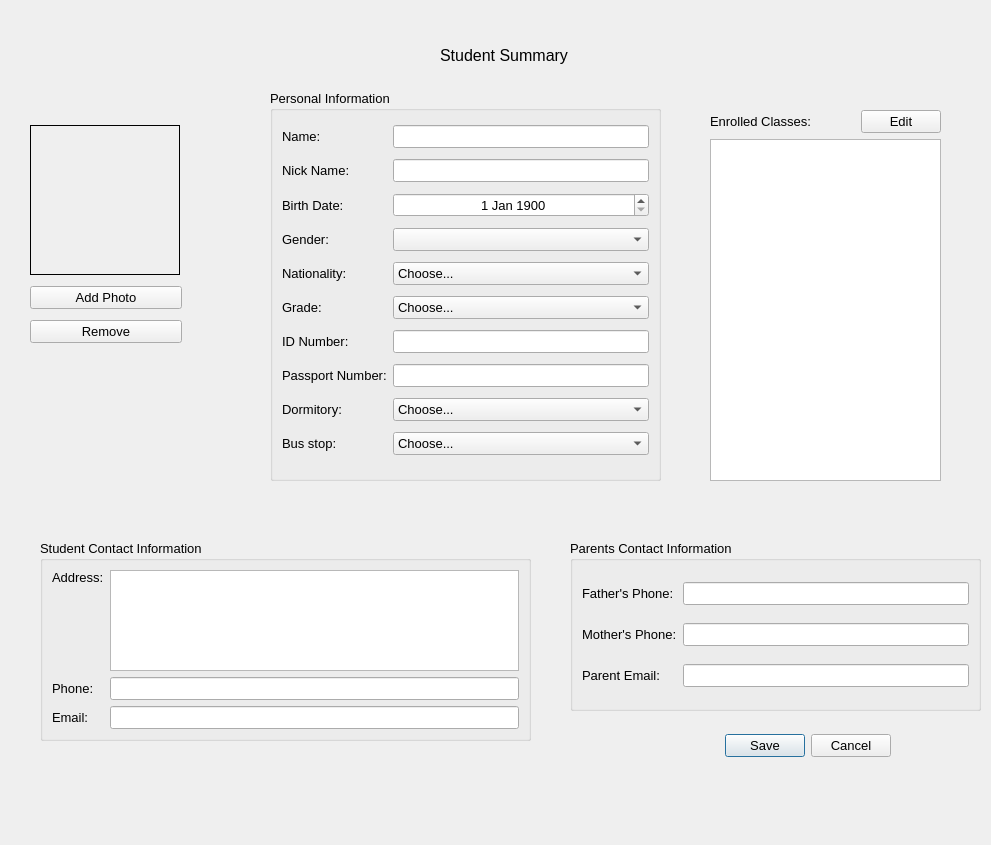
Above: editstudentdialog.ui from thenewcoder/school-administration-system before the change. Below: the same form after it.
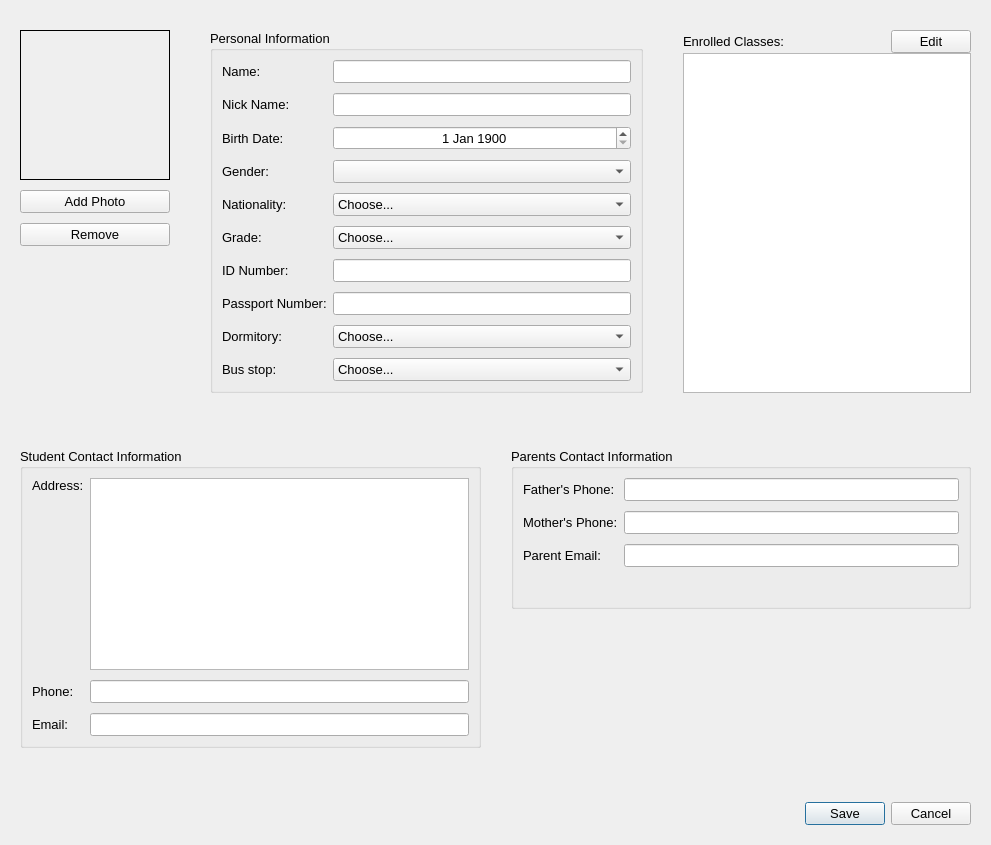
That is the form after the change. Icons and pictures are not drawn.

Commit message: Added layout constraints

Patch:
```diff
--- a/editstudentdialog.ui
+++ b/editstudentdialog.ui
@@ -18,80 +18,105 @@
   <property name="windowTitle">
    <string notr="true">Student Summary</string>
   </property>
-  <widget class="QDialogButtonBox" name="buttonBox">
-   <property name="geometry">
-    <rect>
-     <x>550</x>
-     <y>730</y>
-     <width>341</width>
-     <height>32</height>
-    </rect>
+  <layout class="QVBoxLayout" name="verticalLayout_4">
+   <property name="leftMargin">
+    <number>20</number>
    </property>
-   <property name="orientation">
-    <enum>Qt::Horizontal</enum>
+   <property name="topMargin">
+    <number>30</number>
    </property>
-   <property name="standardButtons">
-    <set>QDialogButtonBox::Cancel|QDialogButtonBox::Save</set>
+   <property name="rightMargin">
+    <number>20</number>
    </property>
-  </widget>
-  <widget class="QGroupBox" name="groupBox_3">
-   <property name="geometry">
-    <rect>
-     <x>570</x>
-     <y>540</y>
-     <width>411</width>
-     <height>171</height>
-    </rect>
+   <property name="bottomMargin">
+    <number>20</number>
    </property>
-   <property name="title">
-    <string>Parents Contact Information</string>
-   </property>
-   <layout class="QGridLayout" name="gridLayout">
+   <item>
+    <layout class="QGridLayout" name="gridLayout_5" columnstretch="1,3,2">
+     <property name="horizontalSpacing">
+      <number>40</number>
+     </property>
     <item row="0" column="0">
-     <widget class="QLabel" name="label_12">
+      <layout class="QVBoxLayout" name="verticalLayout_3">
+       <item>
+        <layout class="QVBoxLayout" name="verticalLayout_2">
+         <property name="spacing">
+          <number>10</number>
+         </property>
+         <item>
+          <widget class="QLabel" name="lblStudentPhoto">
+           <property name="sizePolicy">
+            <sizepolicy hsizetype="Fixed" vsizetype="Fixed">
+             <horstretch>0</horstretch>
+             <verstretch>0</verstretch>
+            </sizepolicy>
+           </property>
+           <property name="minimumSize">
+            <size>
+             <width>150</width>
+             <height>150</height>
+            </size>
+           </property>
+           <property name="maximumSize">
+            <size>
+             <width>150</width>
+             <height>150</height>
+            </size>
+           </property>
+           <property name="frameShape">
+            <enum>QFrame::Box</enum>
+           </property>
       <property name="text">
-       <string>Father's Phone:</string>
-      </property>
-     </widget>
+            <string/>
+           </property>
+           <property name="pixmap">
+            <pixmap resource="resources.qrc">:/images/user_profile.png</pixmap>
+           </property>
+           <property name="alignment">
+            <set>Qt::AlignCenter</set>
+           </property>
+          </widget>
+         </item>
+         <item>
+          <widget class="QPushButton" name="btnAddPhoto">
+           <property name="text">
+            <string>Add Photo</string>
+           </property>
+          </widget>
+         </item>
+         <item>
+          <widget class="QPushButton" name="btnRemove">
+           <property name="text">
+            <string>Remove</string>
+           </property>
+          </widget>
+         </item>
+        </layout>
+       </item>
+       <item>
+        <spacer name="verticalSpacer_2">
+         <property name="orientation">
+          <enum>Qt::Vertical</enum>
+         </property>
+         <property name="sizeHint" stdset="0">
+          <size>
+           <width>20</width>
+           <height>40</height>
+          </size>
+         </property>
+        </spacer>
+       </item>
+      </layout>
     </item>
     <item row="0" column="1">
-     <widget class="QLineEdit" name="leFathersPhone"/>
-    </item>
-    <item row="1" column="0">
-     <widget class="QLabel" name="label_13">
-      <property name="text">
-       <string>Mother's Phone:</string>
-      </property>
-     </widget>
-    </item>
-    <item row="1" column="1">
-     <widget class="QLineEdit" name="leMothersPhone"/>
-    </item>
-    <item row="2" column="0">
-     <widget class="QLabel" name="label_14">
-      <property name="text">
-       <string>Parent Email:</string>
-      </property>
-     </widget>
-    </item>
-    <item row="2" column="1">
-     <widget class="QLineEdit" name="leParentEmail"/>
-    </item>
-   </layout>
-  </widget>
   <widget class="QGroupBox" name="groupBox">
-   <property name="geometry">
-    <rect>
-     <x>270</x>
-     <y>90</y>
-     <width>391</width>
-     <height>391</height>
-    </rect>
-   </property>
    <property name="title">
     <string>Personal Information</string>
    </property>
    <layout class="QGridLayout" name="gridLayout_3">
+        <property name="verticalSpacing">
+         <number>10</number>
+        </property>
     <item row="7" column="0">
      <widget class="QLabel" name="label_8">
       <property name="text">
@@ -232,138 +257,8 @@
     </item>
    </layout>
   </widget>
-  <widget class="QGroupBox" name="groupBox_2">
-   <property name="geometry">
-    <rect>
-     <x>40</x>
-     <y>540</y>
-     <width>491</width>
-     <height>201</height>
-    </rect>
-   </property>
-   <property name="title">
-    <string>Student Contact Information</string>
-   </property>
-   <layout class="QGridLayout" name="gridLayout_2">
-    <item row="0" column="0" alignment="Qt::AlignTop">
-     <widget class="QLabel" name="label_9">
-      <property name="text">
-       <string>Address:</string>
-      </property>
-     </widget>
-    </item>
-    <item row="0" column="1">
-     <widget class="QPlainTextEdit" name="teAddress"/>
-    </item>
-    <item row="1" column="0">
-     <widget class="QLabel" name="label_10">
-      <property name="text">
-       <string>Phone:</string>
-      </property>
-     </widget>
-    </item>
-    <item row="1" column="1">
-     <widget class="QLineEdit" name="leStudentPhone"/>
-    </item>
-    <item row="2" column="0">
-     <widget class="QLabel" name="label_11">
-      <property name="text">
-       <string>Email:</string>
-      </property>
-     </widget>
-    </item>
-    <item row="2" column="1">
-     <widget class="QLineEdit" name="leStudentEmail"/>
-    </item>
-   </layout>
-  </widget>
-  <widget class="QLabel" name="label">
-   <property name="geometry">
-    <rect>
-     <x>440</x>
-     <y>20</y>
-     <width>171</width>
-     <height>71</height>
-    </rect>
-   </property>
-   <property name="font">
-    <font>
-     <pointsize>12</pointsize>
-    </font>
-   </property>
-   <property name="text">
-    <string>Student Summary</string>
-   </property>
-  </widget>
-  <widget class="QWidget" name="layoutWidget">
-   <property name="geometry">
-    <rect>
-     <x>30</x>
-     <y>120</y>
-     <width>152</width>
-     <height>231</height>
-    </rect>
-   </property>
-   <layout class="QVBoxLayout" name="verticalLayout_2">
-    <item>
-     <widget class="QLabel" name="lblStudentPhoto">
-      <property name="sizePolicy">
-       <sizepolicy hsizetype="Fixed" vsizetype="Fixed">
-        <horstretch>0</horstretch>
-        <verstretch>0</verstretch>
-       </sizepolicy>
-      </property>
-      <property name="minimumSize">
-       <size>
-        <width>150</width>
-        <height>150</height>
-       </size>
-      </property>
-      <property name="maximumSize">
-       <size>
-        <width>150</width>
-        <height>150</height>
-       </size>
-      </property>
-      <property name="frameShape">
-       <enum>QFrame::Box</enum>
-      </property>
-      <property name="text">
-       <string/>
-      </property>
-      <property name="pixmap">
-       <pixmap resource="resources.qrc">:/images/user_profile.png</pixmap>
-      </property>
-      <property name="alignment">
-       <set>Qt::AlignCenter</set>
-      </property>
-     </widget>
-    </item>
-    <item>
-     <widget class="QPushButton" name="btnAddPhoto">
-      <property name="text">
-       <string>Add Photo</string>
-      </property>
-     </widget>
-    </item>
-    <item>
-     <widget class="QPushButton" name="btnRemove">
-      <property name="text">
-       <string>Remove</string>
-      </property>
-     </widget>
-    </item>
-   </layout>
-  </widget>
-  <widget class="QWidget" name="layoutWidget">
-   <property name="geometry">
-    <rect>
-     <x>710</x>
-     <y>110</y>
-     <width>231</width>
-     <height>371</height>
-    </rect>
-   </property>
+     </item>
+     <item row="0" column="2">
    <layout class="QVBoxLayout" name="verticalLayout">
     <item>
      <layout class="QHBoxLayout" name="horizontalLayout">
@@ -415,7 +310,172 @@
      </widget>
     </item>
    </layout>
-  </widget>
+     </item>
+    </layout>
+   </item>
+   <item>
+    <spacer name="verticalSpacer_3">
+     <property name="orientation">
+      <enum>Qt::Vertical</enum>
+     </property>
+     <property name="sizeHint" stdset="0">
+      <size>
+       <width>20</width>
+       <height>25</height>
+      </size>
+     </property>
+    </spacer>
+   </item>
+   <item>
+    <layout class="QGridLayout" name="gridLayout_4" rowstretch="0,0">
+     <property name="sizeConstraint">
+      <enum>QLayout::SetDefaultConstraint</enum>
+     </property>
+     <property name="horizontalSpacing">
+      <number>30</number>
+     </property>
+     <item row="0" column="1">
+      <widget class="QGroupBox" name="groupBox_3">
+       <property name="title">
+        <string>Parents Contact Information</string>
+       </property>
+       <layout class="QGridLayout" name="gridLayout">
+        <property name="verticalSpacing">
+         <number>10</number>
+        </property>
+        <item row="0" column="0">
+         <widget class="QLabel" name="label_12">
+          <property name="text">
+           <string>Father's Phone:</string>
+          </property>
+         </widget>
+        </item>
+        <item row="2" column="1">
+         <widget class="QLineEdit" name="leParentEmail"/>
+        </item>
+        <item row="1" column="0">
+         <widget class="QLabel" name="label_13">
+          <property name="text">
+           <string>Mother's Phone:</string>
+          </property>
+         </widget>
+        </item>
+        <item row="1" column="1">
+         <widget class="QLineEdit" name="leMothersPhone"/>
+        </item>
+        <item row="2" column="0">
+         <widget class="QLabel" name="label_14">
+          <property name="text">
+           <string>Parent Email:</string>
+          </property>
+         </widget>
+        </item>
+        <item row="0" column="1">
+         <widget class="QLineEdit" name="leFathersPhone"/>
+        </item>
+        <item row="3" column="1">
+         <spacer name="verticalSpacer">
+          <property name="orientation">
+           <enum>Qt::Vertical</enum>
+          </property>
+          <property name="sizeType">
+           <enum>QSizePolicy::Preferred</enum>
+          </property>
+          <property name="sizeHint" stdset="0">
+           <size>
+            <width>20</width>
+            <height>30</height>
+           </size>
+          </property>
+         </spacer>
+        </item>
+       </layout>
+      </widget>
+     </item>
+     <item row="1" column="1">
+      <spacer name="verticalSpacer_4">
+       <property name="orientation">
+        <enum>Qt::Vertical</enum>
+       </property>
+       <property name="sizeType">
+        <enum>QSizePolicy::Preferred</enum>
+       </property>
+       <property name="sizeHint" stdset="0">
+        <size>
+         <width>20</width>
+         <height>40</height>
+        </size>
+       </property>
+      </spacer>
+     </item>
+     <item row="0" column="0" rowspan="2">
+      <widget class="QGroupBox" name="groupBox_2">
+       <property name="title">
+        <string>Student Contact Information</string>
+       </property>
+       <layout class="QGridLayout" name="gridLayout_2">
+        <property name="verticalSpacing">
+         <number>10</number>
+        </property>
+        <item row="0" column="0" alignment="Qt::AlignTop">
+         <widget class="QLabel" name="label_9">
+          <property name="text">
+           <string>Address:</string>
+          </property>
+         </widget>
+        </item>
+        <item row="0" column="1">
+         <widget class="QPlainTextEdit" name="teAddress"/>
+        </item>
+        <item row="1" column="0">
+         <widget class="QLabel" name="label_10">
+          <property name="text">
+           <string>Phone:</string>
+          </property>
+         </widget>
+        </item>
+        <item row="1" column="1">
+         <widget class="QLineEdit" name="leStudentPhone"/>
+        </item>
+        <item row="2" column="0">
+         <widget class="QLabel" name="label_11">
+          <property name="text">
+           <string>Email:</string>
+          </property>
+         </widget>
+        </item>
+        <item row="2" column="1">
+         <widget class="QLineEdit" name="leStudentEmail"/>
+        </item>
+       </layout>
+      </widget>
+     </item>
+    </layout>
+   </item>
+   <item>
+    <spacer name="verticalSpacer_5">
+     <property name="orientation">
+      <enum>Qt::Vertical</enum>
+     </property>
+     <property name="sizeHint" stdset="0">
+      <size>
+       <width>20</width>
+       <height>30</height>
+      </size>
+     </property>
+    </spacer>
+   </item>
+   <item>
+    <widget class="QDialogButtonBox" name="buttonBox">
+     <property name="orientation">
+      <enum>Qt::Horizontal</enum>
+     </property>
+     <property name="standardButtons">
+      <set>QDialogButtonBox::Cancel|QDialogButtonBox::Save</set>
+     </property>
+    </widget>
+   </item>
+  </layout>
  </widget>
  <tabstops>
   <tabstop>leName</tabstop>
```
Lines whose indentation alone changed are shown as unchanged. The commit also changes 8 other files.
